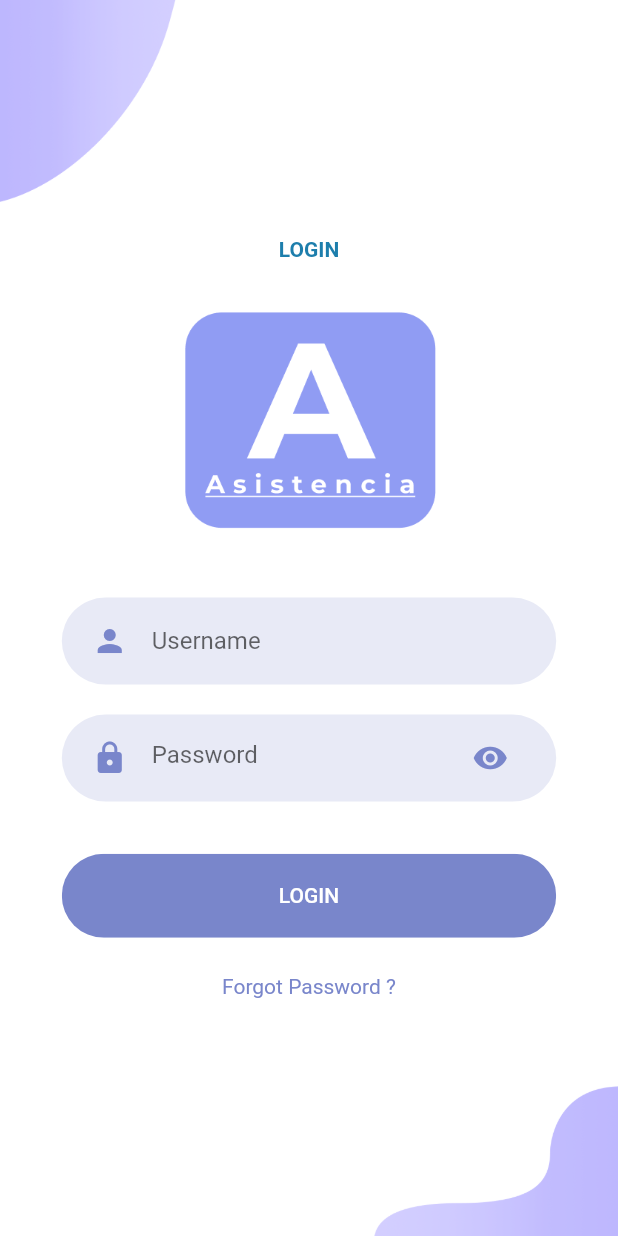
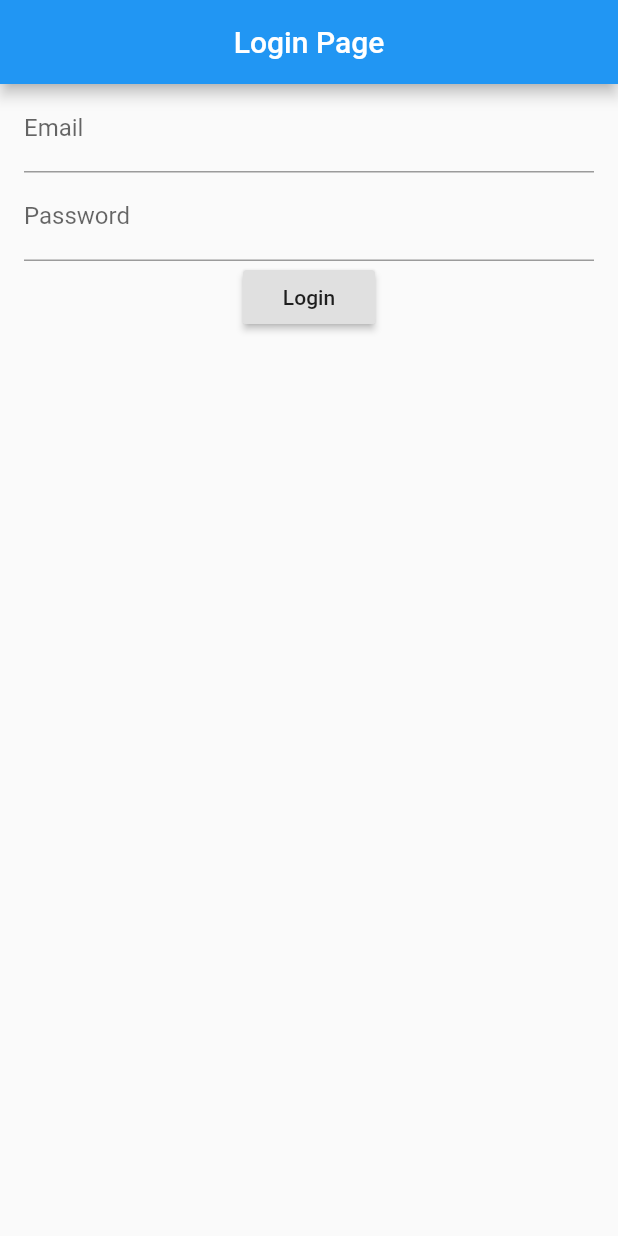
Before and after one commit to dewiokta/Flutter-Attendance, a Flutter app: the screen it shows after launch, on a phone screen of 412 x 824 dp. Run offline on Flutter 3.47's test engine with Material 2 defaults, Android fonts, the light colour scheme and no system bars; our stand-ins replace camera, circular_profile_avatar, equatable, flutter_bloc, getwidget, shared_preferences.

Commit message:
api login bismillah bisa

```diff
--- /dev/null
+++ b/lib/event/auth_event.dart
@@ -0,0 +1,31 @@
+import 'package:equatable/equatable.dart';
+
+abstract class AuthEvent extends Equatable {
+  @override
+  List<Object> get props => [];
+}
+
+class AppStarted extends AuthEvent {}
+
+class AuthCheck extends AuthEvent {}
+
+class GetDataWithToken extends AuthEvent {
+  final String token;
+
+  GetDataWithToken(this.token);
+
+  @override
+  List<Object> get props => [token];
+}
+
+class LoggedOut extends AuthEvent {}
+
+class LoginProcess extends AuthEvent {
+  final String email;
+  final String password;
+
+  LoginProcess({required this.email, required this.password});
+
+  @override
+  List<Object> get props => [email, password];
+}
--- a/lib/main.dart
+++ b/lib/main.dart
@@ -1,23 +1,71 @@
 import 'package:flutter/material.dart';
 import 'package:flutter_attendance/constants.dart';
 import 'package:flutter_attendance/pages/login/login_screen.dart';
+import 'package:flutter/material.dart';
+import 'package:flutter_attendance/constants.dart';
+import 'package:flutter_attendance/pages/login/login_screen.dart';
+import 'package:flutter/material.dart';
+import 'package:flutter_bloc/flutter_bloc.dart';
+import 'package:flutter_attendance/repository/auth_repository.dart';
+import 'package:flutter_attendance/state/auth_state.dart';
+import 'package:flutter_attendance/view/HomePage.dart';
+import 'blocs/Auth_bloc.dart';
+import 'event/auth_event.dart';
+import 'view/LoginPage.dart';
 
 void main() {
-  runApp(const MyApp());
+  final AuthRepository authRepository = AuthRepository();
+  runApp(BlocProvider(
+    create: (context) {
+      return AuthBloc(authRepository: authRepository);
+    },
+    child: MyApp(
+      authRepository: authRepository,
+      authBloc: AuthBloc(authRepository: authRepository),
+    ),
+  ));
 }
 
 class MyApp extends StatelessWidget {
-  const MyApp({Key? key}) : super(key: key);
+  final AuthRepository authRepository;
+  final AuthBloc authBloc;
+
+  const MyApp({Key? key, required this.authRepository, required this.authBloc})
+      : super(key: key);
 
   // This widget is the root of your application.
   @override
   Widget build(BuildContext context) {
     return MaterialApp(
-      title: 'Flutter Demo',
       debugShowCheckedModeBanner: false,
-      theme: ThemeData(
-          primaryColor: kPrimaryColor, scaffoldBackgroundColor: Colors.white),
-      home: LoginScreen(),
+      home: BlocBuilder(
+        bloc: authBloc,
+        builder: (context, AuthState state) {
+          if (state is AuthInit) {
+            authBloc.add(AuthCheck());
+            return Container(
+              child: Center(
+                child: CircularProgressIndicator(),
+              ),
+            );
+          }
+          if (state is AuthHasToken || state is AuthData)
+            return HomePage(
+              authBloc: authBloc,
+            );
+          if (state is AuthFailed || state is LoginFailed)
+            return LoginPage(authBloc: authBloc);
+          if (state is AuthLoading)
+            return Container(
+              color: Colors.white,
+              child: Center(
+                child: CircularProgressIndicator(),
+              ),
+            );
+
+          return Container();
+        },
+      ),
     );
   }
 }
--- /dev/null
+++ b/lib/model/data_model.dart
@@ -0,0 +1,46 @@
+class LoginAuth {
+  late String message;
+  late TokenAuth data;
+
+  LoginAuth({required this.message, required this.data});
+  LoginAuth.fromJson(Map<String, dynamic> json) {
+    message = json['message'];
+    data = TokenAuth.fromJson(json['data']);
+  }
+}
+
+class TokenAuth {
+  late String token;
+  TokenAuth({required this.token});
+
+  TokenAuth.fromJson(Map<String, dynamic> data) {
+    token = data['token'];
+  }
+}
+
+class User {
+  late String name;
+  late String email;
+
+  User({required this.name, required this.email});
+
+  User.fromJson(Map<String, dynamic> json) {
+    if (json['data'] != null) {
+      name = json['data']['name'];
+      email = json['data']['email'];
+    } else {
+      name = "";
+      email = "";
+    }
+  }
+}
+
+class Logout {
+  late String message;
+
+  Logout({required this.message});
+
+  Logout.fromJson(Map<String, dynamic> json) {
+    message = json['message'];
+  }
+}
--- /dev/null
+++ b/lib/state/auth_state.dart
@@ -0,0 +1,41 @@
+import 'package:equatable/equatable.dart';
+
+abstract class AuthState extends Equatable {
+  @override
+  List<Object> get props => [];
+}
+
+class AuthInit extends AuthState {}
+
+class AuthLoading extends AuthState {}
+
+class AuthHasToken extends AuthState {
+  final String token;
+  AuthHasToken({required this.token});
+
+  @override
+  List<Object> get props => [token];
+}
+
+class AuthFailed extends AuthState {}
+
+class AuthData extends AuthState {
+  final String name;
+  final String email;
+
+  AuthData({required this.email, required this.name});
+  @override
+  List<Object> get props => [name, email];
+}
+
+class LoginInit extends AuthState {}
+
+class LoginSuccess extends AuthState {}
+
+class LoginFailed extends AuthState {
+  final String error;
+  LoginFailed(this.error);
+
+  @override
+  List<Object> get props => [error];
+}
--- /dev/null
+++ b/lib/view/LoginPage.dart
@@ -0,0 +1,95 @@
+import 'package:flutter/material.dart';
+import 'package:flutter_bloc/flutter_bloc.dart';
+import 'package:flutter_attendance/blocs/Auth_bloc.dart';
+import 'package:flutter_attendance/event/auth_event.dart';
+import 'package:flutter_attendance/state/auth_state.dart';
+
+class LoginPage extends StatefulWidget {
+  final AuthBloc authBloc;
+
+  const LoginPage({Key? key, required this.authBloc}) : super(key: key);
+
+  @override
+  _LoginPageState createState() => _LoginPageState();
+}
+
+class _LoginPageState extends State<LoginPage> {
+  AuthBloc get _authBloc => widget.authBloc;
+
+  @override
+  Widget build(BuildContext context) {
+    return BlocProvider(
+      create: (context) => _authBloc,
+      child: LoginForm(
+        authBloc: _authBloc,
+      ),
+    );
+  }
+}
+
+class LoginForm extends StatefulWidget {
+  final AuthBloc authBloc;
+
+  LoginForm({Key? key, required this.authBloc}) : super(key: key);
+
+  @override
+  State<LoginForm> createState() => _LoginFormState();
+}
+
+class _LoginFormState extends State<LoginForm> {
+  final TextEditingController emailController = TextEditingController(text: "");
+
+  final TextEditingController passwordController =
+      TextEditingController(text: "");
+
+  @override
+  Widget build(BuildContext context) {
+    return BlocBuilder(
+        bloc: widget.authBloc,
+        builder: (context, state) {
+          return Scaffold(
+            appBar: AppBar(
+              centerTitle: true,
+              title: Text("Login Page"),
+            ),
+            body: SingleChildScrollView(
+              child: Center(
+                child: Padding(
+                  padding: EdgeInsets.symmetric(horizontal: 16),
+                  child: Column(
+                    mainAxisAlignment: MainAxisAlignment.center,
+                    children: <Widget>[
+                      TextField(
+                        controller: emailController,
+                        decoration: InputDecoration(labelText: "Email"),
+                      ),
+                      TextField(
+                        controller: passwordController,
+                        decoration: InputDecoration(labelText: "Password"),
+                      ),
+                      RaisedButton(
+                        onPressed: _login,
+                        child: (state is AuthLoading)
+                            ? Text("Please wait")
+                            : Text("Login"),
+                      ),
+                      SizedBox(
+                        height: 20,
+                      ),
+                      (state is LoginFailed) ? Text(state.error) : Text(""),
+                    ],
+                  ),
+                ),
+              ),
+            ),
+          );
+        });
+  }
+
+  void _login() {
+    widget.authBloc.add(LoginProcess(
+      email: emailController.text,
+      password: passwordController.text,
+    ));
+  }
+}
--- a/pubspec.yaml
+++ b/pubspec.yaml
@@ -41,6 +41,10 @@ dependencies:
   camera: ^0.5.8+5
   path_provider: ^1.1.0
   path: ^1.6.2
+  http: ^0.12.0+4
+  shared_preferences: ^0.5.7
+  flutter_bloc: ^4.0.0
+  equatable: ^1.1.1
 
 dev_dependencies:
   flutter_test:
```
Also changed, not shown: lib/blocs/Auth_bloc.dart (added, +61 -0 lines), lib/repository/auth_repository.dart (added, +74 -0 lines), lib/view/HomePage.dart (added, +62 -0 lines), pubspec.lock, 1 other file.
